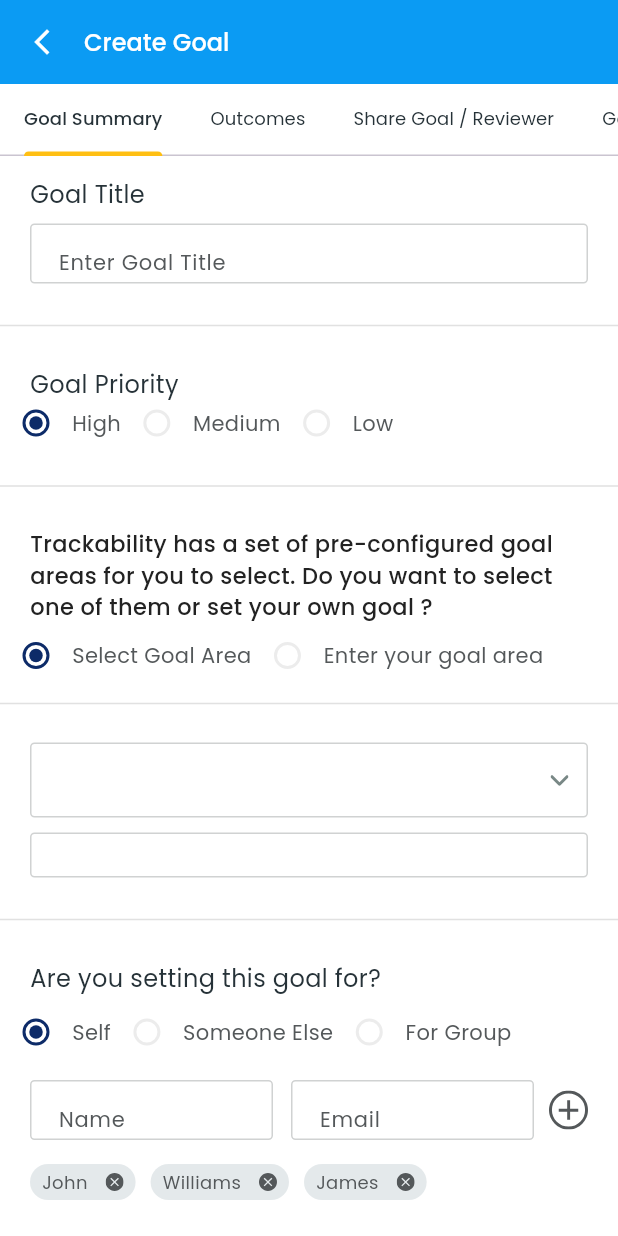
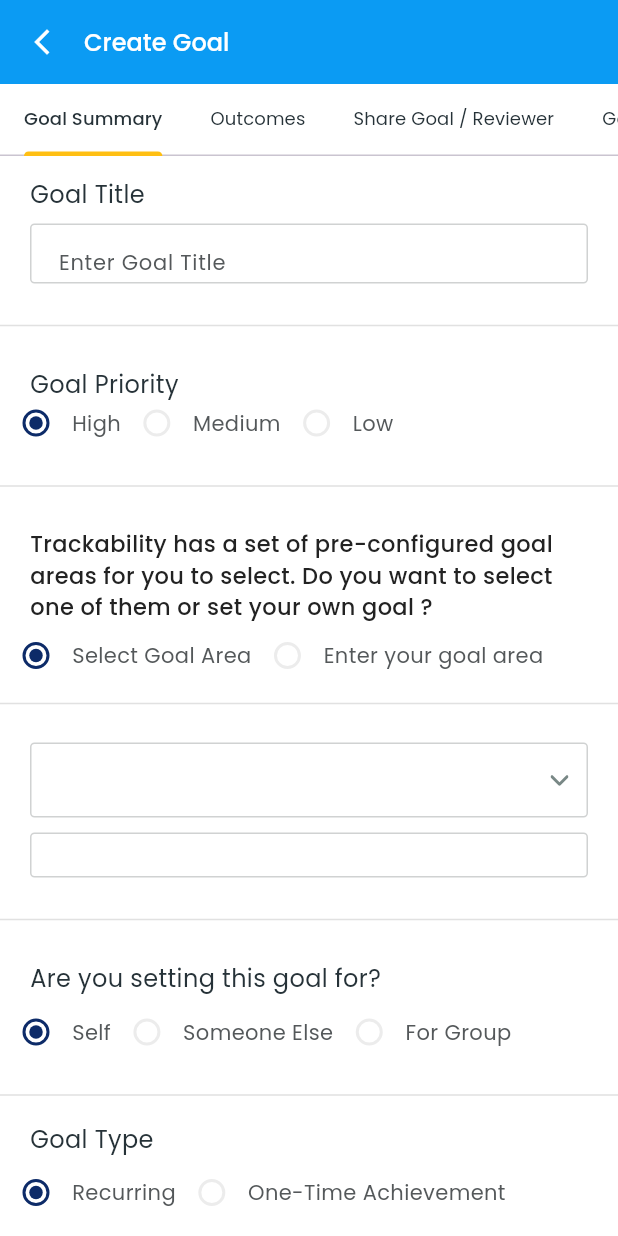
Before and after one commit to GigLabz-Pvt-Ltd/Giglabz-MCT, a Flutter app: the CreateGoalScreen screen opened directly with empty values, on a phone screen of 412 x 824 dp. Run offline on Flutter 3.47's test engine with Material 3 defaults, Android fonts, the light colour scheme and no system bars; our stand-ins replace carousel_slider, flutter_rating_bar, flutter_svg, flutter_switch, google_fonts, image_picker and 1 more; missing offline and left inert: easy_pie_chart; accounts and stored records are empty; project files that could hold a hidden picture were left out.

Commit message:
Setting goal to someone else logic added validation pending

```diff
--- a/lib/screens/goal/goal_summary.dart
+++ b/lib/screens/goal/goal_summary.dart
@@ -59,7 +59,8 @@ class _GoalSummaryWidgetState extends State<GoalSummaryWidget>
   final _customAreaController = TextEditingController();
   final _descriptionController = TextEditingController();
   bool isParticipant = false;
-
+  List<ForSomeoneElse> someoneElse = [];
+  var selectedSomeoneIndex = 0;
   @override
   Widget build(BuildContext context) {
     return SingleChildScrollView(
@@ -509,7 +510,7 @@ class _GoalSummaryWidgetState extends State<GoalSummaryWidget>
               ]),
           ],
         ),
-        if (!isParticipant)
+        if (!isParticipant && goalFor != "Self")
           Container(
             height: 40,
             margin: EdgeInsets.only(top: 8, left: 20, right: 20),
@@ -568,140 +569,149 @@ class _GoalSummaryWidgetState extends State<GoalSummaryWidget>
                   ),
                 ),
               ),
-              Padding(
-                  padding: EdgeInsets.only(left: 10),
-                  child: SvgPicture.asset(
-                      "lib/resources/images/create_goal_add.svg"))
+              GestureDetector(
+                onTap: () {
+                  setState(() {
+                    someoneElse.add(ForSomeoneElse(
+                        name: _nameController.text,
+                        email: _emailController.text));
+                  });
+                },
+                child: Padding(
+                    padding: EdgeInsets.only(left: 10),
+                    child: SvgPicture.asset(
+                        "lib/resources/images/create_goal_add.svg")),
+              )
             ]),
           ),
-        if (!isParticipant)
-          Container(
-            margin: EdgeInsets.only(top: 16, left: 20, right: 20),
-            child: Align(
-              alignment: Alignment.centerLeft,
-              child: Wrap(
-                children: [
-                  GestureDetector(
-                    onTap: () {
-                      setState(() {
-                        selectedName = 0;
-                      });
-                    },
-                    child: Container(
-                      margin: EdgeInsets.only(right: 10, bottom: 10),
-                      padding: EdgeInsets.symmetric(horizontal: 8),
-                      decoration: BoxDecoration(
-                        color: selectedName == 0
-                            ? interestSelected
-                            : interestNotSelected,
-                        borderRadius: const BorderRadius.all(
-                          Radius.circular(20),
-                        ),
-                      ),
-                      child: Row(mainAxisSize: MainAxisSize.min, children: [
-                        Text(
-                          "John",
-                          style: GoogleFonts.poppins(
-                              fontSize: 12,
-                              fontWeight: FontWeight.w400,
-                              color: selectedName == 0
-                                  ? Colors.white
-                                  : secondaryColor),
-                        ),
-                        Container(
-                          height: 24,
-                          width: 12,
-                        ),
-                        selectedName == 0
-                            ? SvgPicture.asset(
-                                "lib/resources/images/interest_remove_selected.svg")
-                            : SvgPicture.asset(
-                                "lib/resources/images/interest_remove.svg")
-                      ]),
-                    ),
-                  ),
-                  GestureDetector(
-                    onTap: () {
-                      setState(() {
-                        selectedName = 1;
-                      });
-                    },
-                    child: Container(
-                      margin: EdgeInsets.only(right: 10, bottom: 10),
-                      padding: EdgeInsets.symmetric(horizontal: 8),
-                      decoration: BoxDecoration(
-                        color: selectedName == 1
-                            ? interestSelected
-                            : interestNotSelected,
-                        borderRadius: const BorderRadius.all(
-                          Radius.circular(20),
-                        ),
-                      ),
-                      child: Row(mainAxisSize: MainAxisSize.min, children: [
-                        Text(
-                          "Williams",
-                          style: GoogleFonts.poppins(
-                              fontSize: 12,
-                              fontWeight: FontWeight.w400,
-                              color: selectedName == 1
-                                  ? Colors.white
-                                  : secondaryColor),
-                        ),
-                        Container(
-                          height: 24,
-                          width: 12,
-                        ),
-                        selectedName == 1
-                            ? SvgPicture.asset(
-                                "lib/resources/images/interest_remove_selected.svg")
-                            : SvgPicture.asset(
-                                "lib/resources/images/interest_remove.svg")
-                      ]),
-                    ),
-                  ),
-                  GestureDetector(
-                    onTap: () {
-                      setState(() {
-                        selectedName = 2;
-                      });
-                    },
-                    child: Container(
-                      margin: EdgeInsets.only(right: 10, bottom: 10),
-                      padding: EdgeInsets.symmetric(horizontal: 8),
-                      decoration: BoxDecoration(
-                        color: selectedName == 2
-                            ? interestSelected
-                            : interestNotSelected,
-                        borderRadius: const BorderRadius.all(
-                          Radius.circular(20),
-                        ),
-                      ),
-                      child: Row(mainAxisSize: MainAxisSize.min, children: [
-                        Text(
-                          "James",
-                          style: GoogleFonts.poppins(
-                              fontSize: 12,
-                              fontWeight: FontWeight.w400,
-                              color: selectedName == 2
-                                  ? Colors.white
-                                  : secondaryColor),
-                        ),
-                        Container(
-                          height: 24,
-                          width: 12,
-                        ),
-                        selectedName == 2
-                            ? SvgPicture.asset(
-                                "lib/resources/images/interest_remove_selected.svg")
-                            : SvgPicture.asset(
-                                "lib/resources/images/interest_remove.svg")
-                      ]),
-                    ),
-                  ),
-                ],
-              ),
-            ),
-          ),
+        if (!isParticipant && goalFor != "Self") selectInterestsLayout(),
+        // Container(
+        //   margin: EdgeInsets.only(top: 16, left: 20, right: 20),
+        //   child: Align(
+        //     alignment: Alignment.centerLeft,
+        //     child: Wrap(
+        //       children: [
+        //         GestureDetector(
+        //           onTap: () {
+        //             setState(() {
+        //               selectedName = 0;
+        //             });
+        //           },
+        //           child: Container(
+        //             margin: EdgeInsets.only(right: 10, bottom: 10),
+        //             padding: EdgeInsets.symmetric(horizontal: 8),
+        //             decoration: BoxDecoration(
+        //               color: selectedName == 0
+        //                   ? interestSelected
+        //                   : interestNotSelected,
+        //               borderRadius: const BorderRadius.all(
+        //                 Radius.circular(20),
+        //               ),
+        //             ),
+        //             child: Row(mainAxisSize: MainAxisSize.min, children: [
+        //               Text(
+        //                 "John",
+        //                 style: GoogleFonts.poppins(
+        //                     fontSize: 12,
+        //                     fontWeight: FontWeight.w400,
+        //                     color: selectedName == 0
+        //                         ? Colors.white
+        //                         : secondaryColor),
+        //               ),
+        //               Container(
+        //                 height: 24,
+        //                 width: 12,
+        //               ),
+        //               selectedName == 0
+        //                   ? SvgPicture.asset(
+        //                       "lib/resources/images/interest_remove_selected.svg")
+        //                   : SvgPicture.asset(
+        //                       "lib/resources/images/interest_remove.svg")
+        //             ]),
+        //           ),
+        //         ),
+        //         GestureDetector(
+        //           onTap: () {
+        //             setState(() {
+        //               selectedName = 1;
+        //             });
+        //           },
+        //           child: Container(
+        //             margin: EdgeInsets.only(right: 10, bottom: 10),
+        //             padding: EdgeInsets.symmetric(horizontal: 8),
+        //             decoration: BoxDecoration(
+        //               color: selectedName == 1
+        //                   ? interestSelected
+        //                   : interestNotSelected,
+        //               borderRadius: const BorderRadius.all(
+        //                 Radius.circular(20),
+        //               ),
+        //             ),
+        //             child: Row(mainAxisSize: MainAxisSize.min, children: [
+        //               Text(
+        //                 "Williams",
+        //                 style: GoogleFonts.poppins(
+        //                     fontSize: 12,
+        //                     fontWeight: FontWeight.w400,
+        //                     color: selectedName == 1
+        //                         ? Colors.white
+        //                         : secondaryColor),
+        //               ),
+        //               Container(
+        //                 height: 24,
+        //                 width: 12,
+        //               ),
+        //               selectedName == 1
+        //                   ? SvgPicture.asset(
+        //                       "lib/resources/images/interest_remove_selected.svg")
+        //                   : SvgPicture.asset(
+        //                       "lib/resources/images/interest_remove.svg")
+        //             ]),
+        //           ),
+        //         ),
+        //         GestureDetector(
+        //           onTap: () {
+        //             setState(() {
+        //               selectedName = 2;
+        //             });
+        //           },
+        //           child: Container(
+        //             margin: EdgeInsets.only(right: 10, bottom: 10),
+        //             padding: EdgeInsets.symmetric(horizontal: 8),
+        //             decoration: BoxDecoration(
+        //               color: selectedName == 2
+        //                   ? interestSelected
+        //                   : interestNotSelected,
+        //               borderRadius: const BorderRadius.all(
+        //                 Radius.circular(20),
+        //               ),
+        //             ),
+        //             child: Row(mainAxisSize: MainAxisSize.min, children: [
+        //               Text(
+        //                 "James",
+        //                 style: GoogleFonts.poppins(
+        //                     fontSize: 12,
+        //                     fontWeight: FontWeight.w400,
+        //                     color: selectedName == 2
+        //                         ? Colors.white
+        //                         : secondaryColor),
+        //               ),
+        //               Container(
+        //                 height: 24,
+        //                 width: 12,
+        //               ),
+        //               selectedName == 2
+        //                   ? SvgPicture.asset(
+        //                       "lib/resources/images/interest_remove_selected.svg")
+        //                   : SvgPicture.asset(
+        //                       "lib/resources/images/interest_remove.svg")
+        //             ]),
+        //           ),
+        //         ),
+        //       ],
+        //     ),
+        //   ),
+        // ),
         Container(
           padding: EdgeInsets.symmetric(vertical: 10),
           child: Divider(
@@ -1111,9 +1121,6 @@ class _GoalSummaryWidgetState extends State<GoalSummaryWidget>
           alignment: Alignment.centerRight,
           child: GestureDetector(
             onTap: () async {
-              List<ForSomeoneElse> someoneElse = [];
-              someoneElse.add(ForSomeoneElse(
-                  name: _nameController.text, email: _emailController.text));
               if (_titleController.text == "") {
                 ScaffoldMessenger.of(context)
                     .showSnackBar(SnackBar(content: Text("Enter Goal Title")));
@@ -1424,7 +1431,80 @@ class _GoalSummaryWidgetState extends State<GoalSummaryWidget>
     });
   }
 
+  selectInterestsLayout() {
+    return Container(
+      width: double.infinity,
+      // margin: const EdgeInsets.only(top: 20, left: 0, right: 0),
+      padding: const EdgeInsets.only(left: 16, right: 16, top: 16),
+      // decoration: BoxDecoration(
+      //   border: Border.all(width: 1, color: outlineGrey),
+      //   borderRadius: const BorderRadius.all(
+      //     Radius.circular(3),
+      //   ),
+      // ),
+      child: Wrap(children: interestItems()),
+    );
+  }
+
+  List<Widget> interestItems() {
+    List<Widget> items = [];
+    someoneElse.asMap().forEach((index, element) {
+      items.add(Container(
+        margin: EdgeInsets.only(right: 10, bottom: 10),
+        padding: EdgeInsets.symmetric(horizontal: 8),
+        decoration: BoxDecoration(
+          color: selectedSomeoneIndex == index
+              ? interestSelected
+              : interestNotSelected,
+          borderRadius: const BorderRadius.all(
+            Radius.circular(20),
+          ),
+        ),
+        child: Row(mainAxisSize: MainAxisSize.min, children: [
+          GestureDetector(
+            onTap: () {
+              setState(() {
+                selectedSomeoneIndex = index;
+              });
+            },
+            child: Text(
+              element.name,
+              style: GoogleFonts.poppins(
+                  fontSize: 12,
+                  fontWeight: FontWeight.w400,
+                  color: selectedSomeoneIndex == index
+                      ? Colors.white
+                      : secondaryColor),
+            ),
+          ),
+          Container(
+            height: 24,
+            width: 12,
+          ),
+          selectedSomeoneIndex == index
+              ? GestureDetector(
+                  onTap: () {
+                    setState(() {
+                      someoneElse.removeAt(index);
+                    });
+                  },
+                  child: SvgPicture.asset(
+                      "lib/resources/images/interest_remove_selected.svg"),
+                )
+              : GestureDetector(
+                  onTap: () {
+                    setState(() {
+                      someoneElse.removeAt(index);
+                    });
+                  },
+                  child: SvgPicture.asset(
+                      "lib/resources/images/interest_remove.svg"))
+        ]),
+      ));
+    });
+    return items;
+  }
+
   @override
-  // TODO: implement wantKeepAlive
   bool get wantKeepAlive => true;
 }
```
